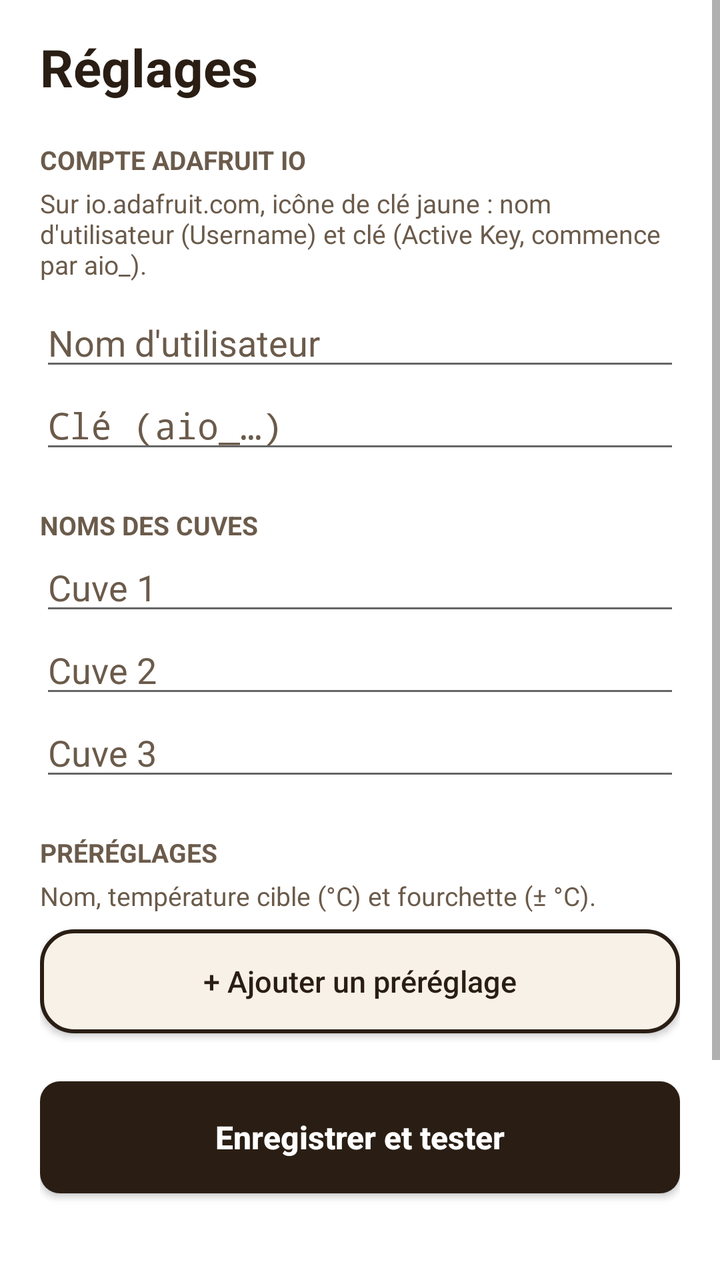
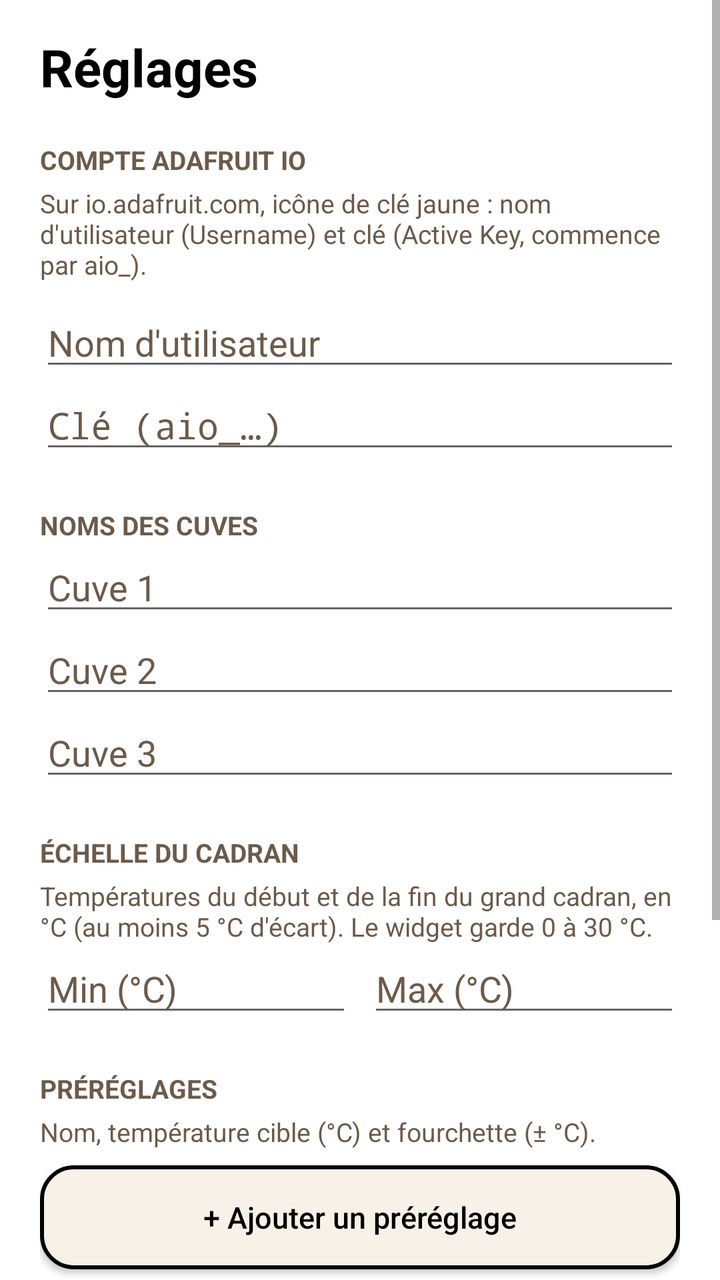

Two renders of the same Android screen: before a commit and after it. Below are the layout's source before the change and the commit's diff.
<!-- AndroidManifest.xml: application theme Theme.AllYourTank -->
<!-- res/layout/activity_reglages.xml -->
<?xml version="1.0" encoding="utf-8"?>
<ScrollView xmlns:android="http://schemas.android.com/apk/res/android"
    android:layout_width="match_parent"
    android:layout_height="match_parent"
    android:background="@color/fond"
    android:fitsSystemWindows="true">

    <LinearLayout
        android:layout_width="match_parent"
        android:layout_height="wrap_content"
        android:orientation="vertical"
        android:paddingStart="20dp"
        android:paddingTop="16dp"
        android:paddingEnd="20dp"
        android:paddingBottom="28dp">

        <TextView
            android:layout_width="wrap_content"
            android:layout_height="wrap_content"
            android:text="Réglages"
            android:textColor="@color/encre"
            android:textSize="26sp"
            android:textStyle="bold" />

        
        <TextView
            android:layout_width="wrap_content"
            android:layout_height="wrap_content"
            android:layout_marginTop="20dp"
            android:text="COMPTE ADAFRUIT IO"
            android:textColor="@color/attenue"
            android:textSize="13sp"
            android:textStyle="bold" />

        <TextView
            android:layout_width="match_parent"
            android:layout_height="wrap_content"
            android:layout_marginTop="4dp"
            android:text="Sur io.adafruit.com, icône de clé jaune : nom d'utilisateur (Username) et clé (Active Key, commence par aio_)."
            android:textColor="@color/attenue"
            android:textSize="13sp" />

        <EditText
            android:id="@+id/champ_utilisateur"
            android:layout_width="match_parent"
            android:layout_height="wrap_content"
            android:layout_marginTop="8dp"
            android:hint="Nom d'utilisateur"
            android:importantForAutofill="no"
            android:inputType="text|textNoSuggestions"
            android:singleLine="true"
            android:textColor="@color/encre" />

        <EditText
            android:id="@+id/champ_cle"
            android:layout_width="match_parent"
            android:layout_height="wrap_content"
            android:hint="Clé (aio_…)"
            android:importantForAutofill="no"
            android:inputType="textPassword"
            android:singleLine="true"
            android:textColor="@color/encre" />

        
        <TextView
            android:layout_width="wrap_content"
            android:layout_height="wrap_content"
            android:layout_marginTop="22dp"
            android:text="NOMS DES CUVES"
            android:textColor="@color/attenue"
            android:textSize="13sp"
            android:textStyle="bold" />

        <EditText
            android:id="@+id/champ_nom1"
            android:layout_width="match_parent"
            android:layout_height="wrap_content"
            android:hint="Cuve 1"
            android:importantForAutofill="no"
            android:inputType="textCapSentences"
            android:singleLine="true"
            android:textColor="@color/encre" />

        <EditText
            android:id="@+id/champ_nom2"
            android:layout_width="match_parent"
            android:layout_height="wrap_content"
            android:hint="Cuve 2"
            android:importantForAutofill="no"
            android:inputType="textCapSentences"
            android:singleLine="true"
            android:textColor="@color/encre" />

        <EditText
            android:id="@+id/champ_nom3"
            android:layout_width="match_parent"
            android:layout_height="wrap_content"
            android:hint="Cuve 3"
            android:importantForAutofill="no"
            android:inputType="textCapSentences"
            android:singleLine="true"
            android:textColor="@color/encre" />

        
        <TextView
            android:layout_width="wrap_content"
            android:layout_height="wrap_content"
            android:layout_marginTop="22dp"
            android:text="PRÉRÉGLAGES"
            android:textColor="@color/attenue"
            android:textSize="13sp"
            android:textStyle="bold" />

        <TextView
            android:layout_width="match_parent"
            android:layout_height="wrap_content"
            android:layout_marginTop="4dp"
            android:layout_marginBottom="8dp"
            android:text="Nom, température cible (°C) et fourchette (± °C)."
            android:textColor="@color/attenue"
            android:textSize="13sp" />

        <LinearLayout
            android:id="@+id/liste_prereglages"
            android:layout_width="match_parent"
            android:layout_height="wrap_content"
            android:orientation="vertical" />

        <Button
            android:id="@+id/ajouter"
            android:layout_width="match_parent"
            android:layout_height="52dp"
            android:background="@drawable/tuile"
            android:text="+ Ajouter un préréglage"
            android:textAllCaps="false"
            android:textColor="@color/encre"
            android:textSize="15sp" />

        <Button
            android:id="@+id/bouton_enregistrer"
            android:layout_width="match_parent"
            android:layout_height="56dp"
            android:layout_marginTop="24dp"
            android:background="@drawable/onglet_actif"
            android:text="Enregistrer et tester"
            android:textAllCaps="false"
            android:textColor="@color/sur_encre"
            android:textSize="16sp"
            android:textStyle="bold" />

        <TextView
            android:id="@+id/etat"
            android:layout_width="match_parent"
            android:layout_height="wrap_content"
            android:layout_marginTop="12dp"
            android:textColor="@color/encre"
            android:textSize="15sp" />

        <TextView
            android:layout_width="wrap_content"
            android:layout_height="wrap_content"
            android:layout_marginTop="26dp"
            android:text="AJOUTER LE WIDGET"
            android:textColor="@color/attenue"
            android:textSize="13sp"
            android:textStyle="bold" />

        <TextView
            android:layout_width="match_parent"
            android:layout_height="wrap_content"
            android:layout_marginTop="4dp"
            android:text="Appui long sur l'écran d'accueil, Widgets, puis All your tank. Touchez une cuve du widget pour ouvrir l'appli sur cette cuve : l'appli relit aussitôt les températures et met le widget à jour."
            android:textColor="@color/encre"
            android:textSize="14sp" />
    </LinearLayout>
</ScrollView>
<!-- resources referenced by this layout -->
<resources>
  <color name="attenue">#6B5B4B</color>
  <color name="encre">#2A1E14</color>
  <color name="fond">#FFFFFF</color>
  <color name="sur_encre">#FFFFFF</color>
  <!-- drawable onglet_actif (drawable) -->
  <?xml version="1.0" encoding="utf-8"?>
  <shape xmlns:android="http://schemas.android.com/apk/res/android" android:shape="rectangle">
      <solid android:color="@color/encre" />
      <corners android:radius="10dp" />
  </shape>
  <!-- drawable tuile (drawable) -->
  <?xml version="1.0" encoding="utf-8"?>
  <shape xmlns:android="http://schemas.android.com/apk/res/android" android:shape="rectangle">
      <solid android:color="@color/carte" />
      <corners android:radius="16dp" />
      <stroke android:width="2dp" android:color="@color/encre" />
  </shape>
  <style name="Theme.AllYourTank" parent="android:Theme.Material.Light.NoActionBar">
          <item name="android:windowBackground">@color/fond</item>
          <item name="android:statusBarColor">@color/fond</item>
          <item name="android:navigationBarColor">@color/fond</item>
          <item name="android:windowLightStatusBar">true</item>
          <item name="android:colorAccent">@color/bande</item>
          <item name="android:textColorPrimary">@color/encre</item>
          <item name="android:textColorHint">@color/attenue</item>
      </style>
  <color name="carte">#F7F1E8</color>
  <color name="bande">#C98A22</color>
</resources>

<!-- the commit's change to res/layout/activity_reglages.xml (unified diff, before → after) -->
@@ -106,6 +106,53 @@
             android:layout_width="wrap_content"
             android:layout_height="wrap_content"
             android:layout_marginTop="22dp"
+            android:text="ÉCHELLE DU CADRAN"
+            android:textColor="@color/attenue"
+            android:textSize="13sp"
+            android:textStyle="bold" />
+
+        <TextView
+            android:layout_width="match_parent"
+            android:layout_height="wrap_content"
+            android:layout_marginTop="4dp"
+            android:text="Températures du début et de la fin du grand cadran, en °C (au moins 5 °C d'écart). Le widget garde 0 à 30 °C."
+            android:textColor="@color/attenue"
+            android:textSize="13sp" />
+
+        <LinearLayout
+            android:layout_width="match_parent"
+            android:layout_height="wrap_content"
+            android:orientation="horizontal">
+
+            <EditText
+                android:id="@+id/champ_echelle_min"
+                android:layout_width="0dp"
+                android:layout_height="wrap_content"
+                android:layout_marginEnd="8dp"
+                android:layout_weight="1"
+                android:hint="Min (°C)"
+                android:importantForAutofill="no"
+                android:inputType="numberSigned|numberDecimal"
+                android:singleLine="true"
+                android:textColor="@color/encre" />
+
+            <EditText
+                android:id="@+id/champ_echelle_max"
+                android:layout_width="0dp"
+                android:layout_height="wrap_content"
+                android:layout_weight="1"
+                android:hint="Max (°C)"
+                android:importantForAutofill="no"
+                android:inputType="numberSigned|numberDecimal"
+                android:singleLine="true"
+                android:textColor="@color/encre" />
+        </LinearLayout>
+
+        
+        <TextView
+            android:layout_width="wrap_content"
+            android:layout_height="wrap_content"
+            android:layout_marginTop="22dp"
             android:text="PRÉRÉGLAGES"
             android:textColor="@color/attenue"
             android:textSize="13sp"
<!-- resource entries referenced after the edit -->
@@ -1,7 +1,7 @@
 <!-- resources referenced by this layout -->
 <resources>
   <color name="attenue">#6B5B4B</color>
-  <color name="encre">#2A1E14</color>
+  <color name="encre">#000000</color>
   <color name="fond">#FFFFFF</color>
   <color name="sur_encre">#FFFFFF</color>
   <!-- drawable onglet_actif (drawable) -->
